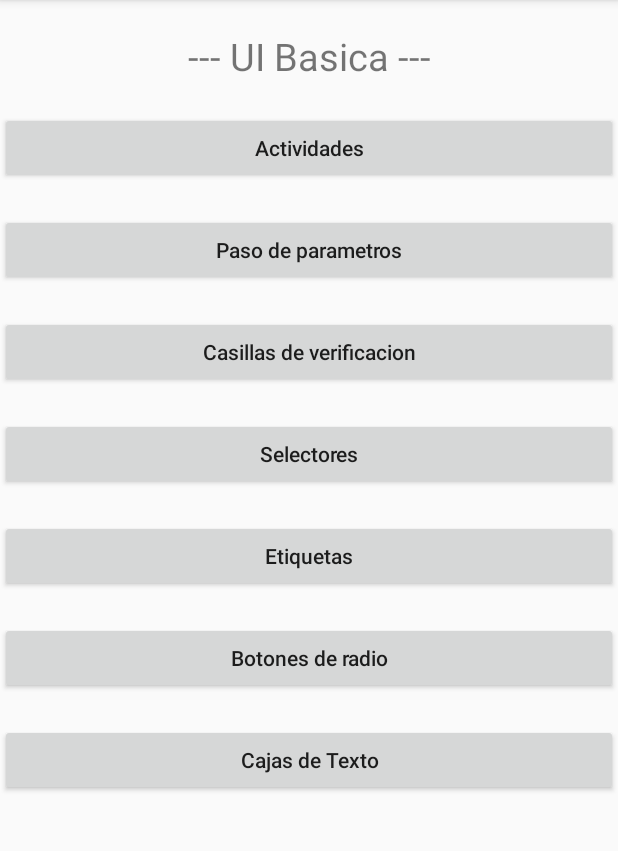
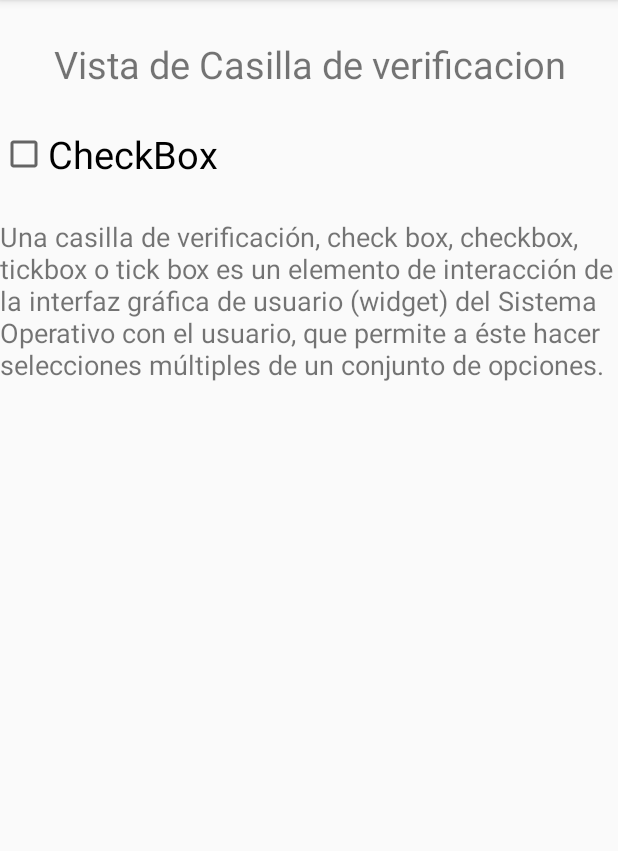
Before and after one commit to yahaveGO/AppUIBasica_moviles, an Android app: the screen it shows after launch (MainActivity before the commit, BotonCasillas after it), after a tap on "Casillas de verificacion", on a phone screen of 412 x 824 dp, the part 84-935 px from its top. Run offline under Robolectric (Android 15) with nearby library versions, the light colour scheme and no system bars.

Commit message:
Implementacion de emtyActivity

```diff
--- a/app/src/main/AndroidManifest.xml
+++ b/app/src/main/AndroidManifest.xml
@@ -9,7 +9,8 @@
         android:roundIcon="@mipmap/ic_launcher_round"
         android:supportsRtl="true"
         android:theme="@style/AppTheme">
-        <activity android:name=".BotonActivity"></activity>
+        <activity android:name=".BotonCasillas"></activity>
+        <activity android:name=".BotonActivity" />
         <activity android:name=".MainActivity">
             <intent-filter>
                 <action android:name="android.intent.action.MAIN" />
--- a/app/src/main/java/com/example/appuibasica/BotonCasilla.java
+++ b/app/src/main/java/com/example/appuibasica/BotonCasillas.java
@@ -4,12 +4,11 @@ import androidx.appcompat.app.AppCompatActivity;
 
 import android.os.Bundle;
 
-public class BotonCasilla extends AppCompatActivity{
+public class BotonCasillas extends AppCompatActivity {
 
     @Override
     protected void onCreate(Bundle savedInstanceState) {
         super.onCreate(savedInstanceState);
-        setContentView(R.layout.activity_casilla);
-//        setContentView(R.layout.activity_boton);
+        setContentView(R.layout.activity_boton_casillas);
     }
 }
--- a/app/src/main/java/com/example/appuibasica/MainActivity.java
+++ b/app/src/main/java/com/example/appuibasica/MainActivity.java
@@ -37,7 +37,7 @@ public class MainActivity extends AppCompatActivity {
         botonCasillaVerificacion.setOnClickListener(new View.OnClickListener() {
             @Override
             public void onClick(View v) {
-                Intent intent = new Intent(getApplicationContext(), BotonCasilla.class);
+                Intent intent = new Intent(getApplicationContext(), BotonCasillas.class);
                 intent.putExtra("opcion", "ciclo de vida de las actividades");
                 startActivity(intent);
             }
--- /dev/null
+++ b/app/src/main/res/layout/activity_boton_casillas.xml
@@ -0,0 +1,45 @@
+<?xml version="1.0" encoding="utf-8"?>
+<LinearLayout xmlns:android="http://schemas.android.com/apk/res/android"
+    xmlns:app="http://schemas.android.com/apk/res-auto"
+    xmlns:tools="http://schemas.android.com/tools"
+    android:layout_width="match_parent"
+    android:layout_height="match_parent"
+    android:orientation="vertical"
+    tools:context=".BotonCasillas">
+
+    <TextView
+        android:id="@+id/textView"
+        android:layout_width="match_parent"
+        android:layout_height="wrap_content"
+        android:layout_marginTop="@dimen/titulo_size"
+        android:gravity="center"
+        android:text="@string/vista_casilla_verificacion"
+        android:textSize="@dimen/titulo_size" />
+
+    <CheckBox
+        android:id="@+id/checkBox"
+        android:layout_width="match_parent"
+        android:layout_height="wrap_content"
+        android:layout_marginTop="@dimen/titulo_size"
+        android:text="CheckBox"
+        android:textSize="@dimen/titulo_size" />
+
+    <TextView
+        android:id="@+id/textView2"
+        android:layout_width="match_parent"
+        android:layout_height="match_parent"
+        android:layout_marginTop="@dimen/titulo_size"
+        android:text="Una casilla de verificación, check box, checkbox, tickbox o tick box es un elemento de interacción de la interfaz gráfica de usuario (widget) del Sistema Operativo con el usuario, que permite a éste hacer selecciones múltiples de un conjunto de opciones."
+        android:textSize="@dimen/opciones_size" />
+    <!--
+        <Button
+            android:id="@+id/button7"
+            android:layout_width="match_parent"
+            android:layout_height="wrap_content"
+            android:layout_marginTop="@dimen/top_size"
+            android:text="@string/cadenas"
+            android:textAllCaps="false"
+            android:textColorHint="#FFFFFF" />
+    -->
+
+</LinearLayout>
```
Also changed, not shown: app/src/main/res/layout/activity_casilla.xml (deleted, +0 -47 lines).
